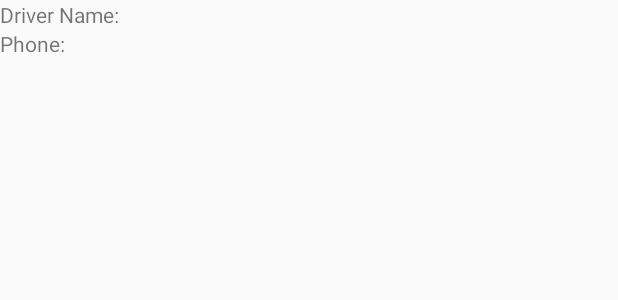
After one commit to WawaTechnology/GpsDClient, an Android app: the layout driver_details.xml on its own in the app's theme, with its tools: preview values and no code run, on a phone screen of 412 x 824 dp. The commit adds this screen. Shown: the top 300 px of the screen. Run offline under Robolectric (Android 15) with nearby library versions, the phone set to English and light mode, and no system bars.

Commit message:
driver profile added

```diff
--- a/app/src/main/AndroidManifest.xml
+++ b/app/src/main/AndroidManifest.xml
@@ -1,6 +1,10 @@
 <?xml version="1.0" encoding="utf-8"?>
 <manifest xmlns:android="http://schemas.android.com/apk/res/android"
     package="com.example.unsan.gpsdclient" >
+
+<uses-permission android:name="android.permission.CALL_PHONE"></uses-permission>
+
+
 
     <application
         android:allowBackup="true"
@@ -19,6 +23,7 @@
         </activity>
         <activity android:name=".HistoryActivity"></activity>
         <activity android:name=".SearchResultsActivity"></activity>
+        <activity android:name=".DriverActivity"></activity>
     </application>
 
 </manifest>
--- /dev/null
+++ b/app/src/main/res/layout/driver_details.xml
@@ -0,0 +1,36 @@
+<?xml version="1.0" encoding="utf-8"?>
+<LinearLayout xmlns:android="http://schemas.android.com/apk/res/android"
+    android:orientation="vertical" android:layout_width="match_parent"
+    android:layout_height="match_parent">
+    <LinearLayout
+        android:layout_width="match_parent"
+        android:layout_height="wrap_content"
+        android:orientation="horizontal">
+        <TextView
+            android:layout_width="wrap_content"
+            android:layout_height="wrap_content"
+            android:text="Driver Name: "/>
+        <TextView
+            android:layout_width="wrap_content"
+            android:layout_height="wrap_content"
+            android:id="@+id/dname"/>
+    </LinearLayout>
+    <LinearLayout
+        android:layout_width="match_parent"
+        android:layout_height="wrap_content"
+        android:orientation="horizontal">
+        <TextView
+            android:layout_width="wrap_content"
+            android:layout_height="wrap_content"
+            android:text="Phone: "/>
+        <TextView
+            android:layout_width="wrap_content"
+            android:layout_height="wrap_content"
+            android:clickable="true"
+            android:linksClickable="true"
+            android:textColor="@android:color/holo_blue_dark"
+            android:id="@+id/phone" />
+
+    </LinearLayout>
+
+</LinearLayout>
```
Also changed, not shown: app/src/main/java/com/example/unsan/gpsdclient/DeliveryDriver.java (+22 -0 lines), app/src/main/java/com/example/unsan/gpsdclient/Driver.java (added, +47 -0 lines), app/src/main/java/com/example/unsan/gpsdclient/DriverActivity.java (added, +73 -0 lines), app/src/main/java/com/example/unsan/gpsdclient/DriverNode.java (added, +38 -0 lines), app/src/main/java/com/example/unsan/gpsdclient/HistoryAdapter.java (+13 -2 lines), app/src/main/java/com/example/unsan/gpsdclient/MainActivity.java (+34 -0 lines), app/src/main/res/layout/history_view.xml (+16 -0 lines).
